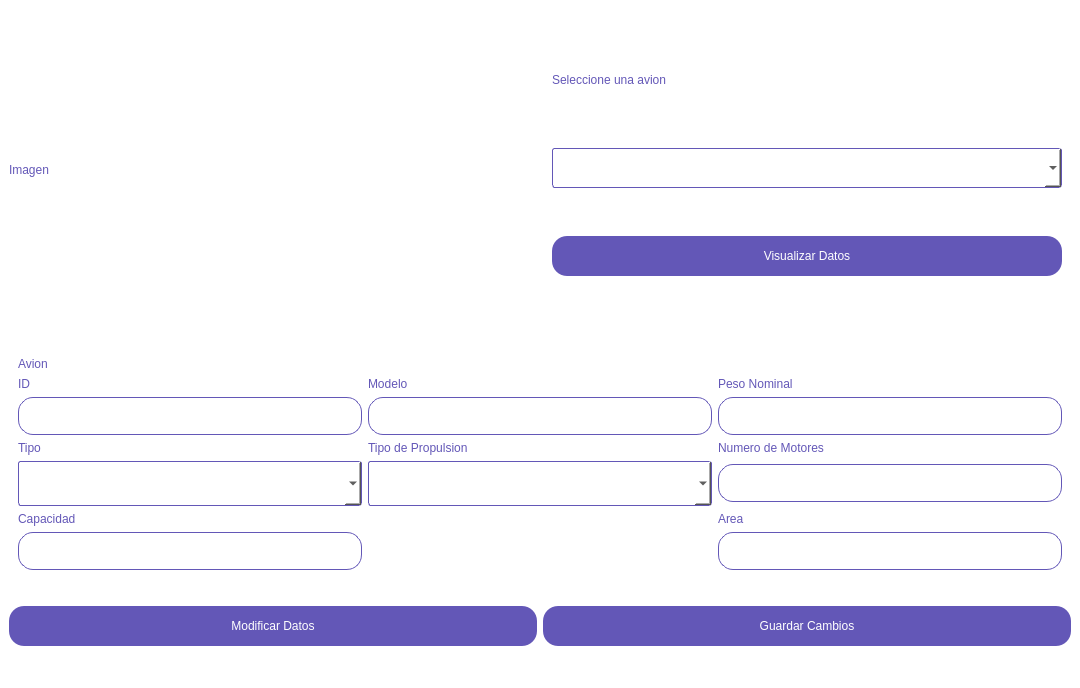
Old version of the form GUI/Resources/UI/AvionDatos.ui in the repository difer19/Gestor-de-Hangares.
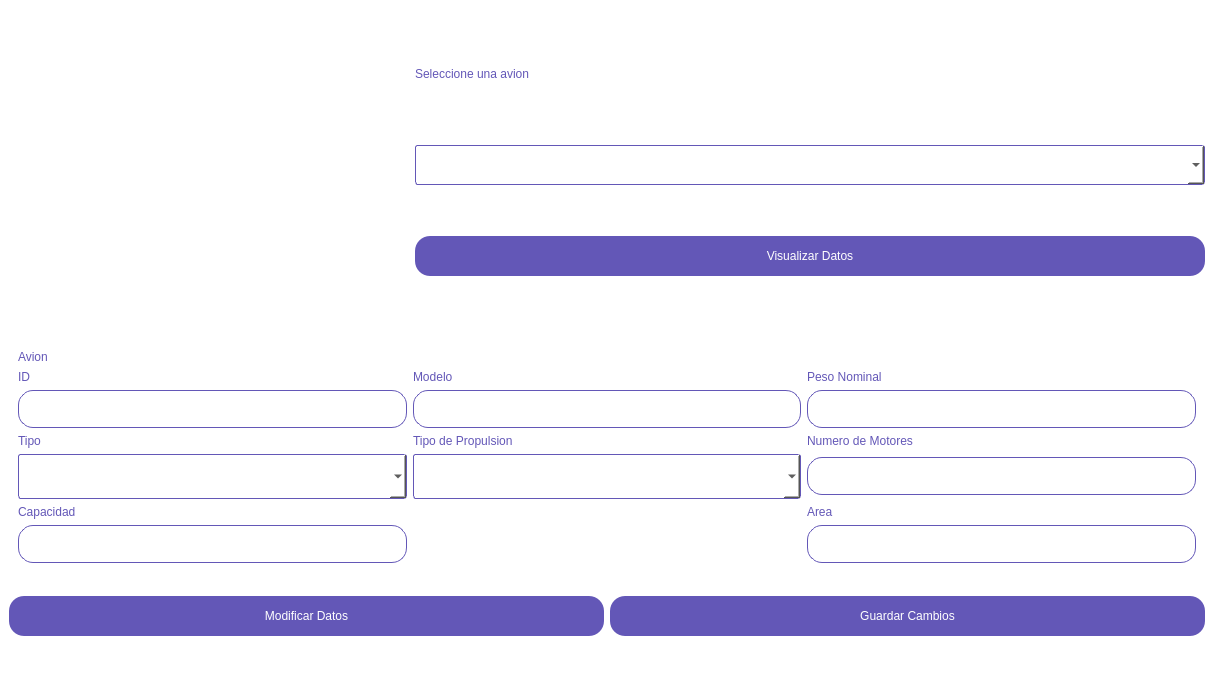
New version of the form. Icons and pictures are not drawn.

The edit to the form file:
```diff
--- a/GUI/Resources/UI/AvionDatos.ui
+++ b/GUI/Resources/UI/AvionDatos.ui
@@ -6,8 +6,8 @@
    <rect>
     <x>0</x>
     <y>0</y>
-    <width>1080</width>
-    <height>688</height>
+    <width>1214</width>
+    <height>675</height>
    </rect>
   </property>
   <property name="windowTitle">
@@ -93,11 +93,53 @@
    </property>
    <item>
     <widget class="QWidget" name="widget" native="true">
+     <property name="minimumSize">
+      <size>
+       <width>0</width>
+       <height>0</height>
+      </size>
+     </property>
+     <property name="maximumSize">
+      <size>
+       <width>16777215</width>
+       <height>16777215</height>
+      </size>
+     </property>
      <layout class="QHBoxLayout" name="horizontalLayout">
+      <property name="leftMargin">
+       <number>0</number>
+      </property>
+      <property name="topMargin">
+       <number>0</number>
+      </property>
+      <property name="rightMargin">
+       <number>0</number>
+      </property>
+      <property name="bottomMargin">
+       <number>0</number>
+      </property>
       <item>
        <widget class="QLabel" name="label_2">
+        <property name="minimumSize">
+         <size>
+          <width>400</width>
+          <height>300</height>
+         </size>
+        </property>
+        <property name="maximumSize">
+         <size>
+          <width>400</width>
+          <height>300</height>
+         </size>
+        </property>
         <property name="text">
-         <string>Imagen</string>
+         <string/>
+        </property>
+        <property name="pixmap">
+         <pixmap>../Images/img_aviones.png</pixmap>
+        </property>
+        <property name="alignment">
+         <set>Qt::AlignCenter</set>
         </property>
        </widget>
       </item>
```
Left out of the diff: 32 changed lines with no effect on the pictures.
